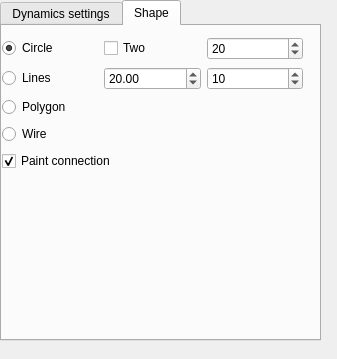
Before: the Qt Designer form krita/plugins/paintops/dynadraw/wdgdynaoptions.ui in KDE/krita, drawn with Qt 5.
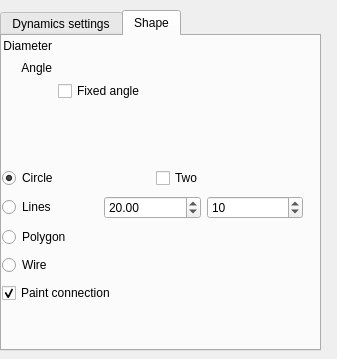
After: the same form once the commit is applied. The open tabs and pages were chosen to show the change. Custom widgets are drawn as their Qt base class.

The edit to the form file:
```diff
--- a/krita/plugins/paintops/dynadraw/wdgdynaoptions.ui
+++ b/krita/plugins/paintops/dynadraw/wdgdynaoptions.ui
@@ -26,7 +26,7 @@
    <property name="geometry">
     <rect>
      <x>0</x>
-     <y>0</y>
+     <y>10</y>
      <width>321</width>
      <height>341</height>
     </rect>
@@ -142,49 +142,6 @@
       </item>
      </layout>
     </widget>
-    <widget class="QWidget" name="">
-     <property name="geometry">
-      <rect>
-       <x>20</x>
-       <y>135</y>
-       <width>281</width>
-       <height>61</height>
-      </rect>
-     </property>
-     <layout class="QVBoxLayout" name="verticalLayout_2">
-      <item>
-       <layout class="QHBoxLayout" name="horizontalLayout_3" stretch="0,1">
-        <item>
-         <widget class="QLabel" name="label">
-          <property name="enabled">
-           <bool>true</bool>
-          </property>
-          <property name="text">
-           <string>Angle</string>
-          </property>
-          <property name="alignment">
-           <set>Qt::AlignRight|Qt::AlignTrailing|Qt::AlignVCenter</set>
-          </property>
-         </widget>
-        </item>
-        <item>
-         <widget class="KisDoubleSliderSpinBox" name="angleSlider" native="true">
-          <property name="enabled">
-           <bool>false</bool>
-          </property>
-         </widget>
-        </item>
-       </layout>
-      </item>
-      <item>
-       <widget class="QCheckBox" name="fixedAngleChBox">
-        <property name="text">
-         <string>Fixed angle</string>
-        </property>
-       </widget>
-      </item>
-     </layout>
-    </widget>
    </widget>
    <widget class="QWidget" name="tab_2">
     <attribute name="title">
@@ -194,7 +151,7 @@
      <property name="geometry">
       <rect>
        <x>0</x>
-       <y>10</y>
+       <y>130</y>
        <width>301</width>
        <height>141</height>
       </rect>
@@ -219,16 +176,6 @@
           </property>
          </widget>
         </item>
-        <item>
-         <widget class="QSpinBox" name="circleRadiusSPBox">
-          <property name="toolTip">
-           <string>Circle radius</string>
-          </property>
-          <property name="value">
-           <number>20</number>
-          </property>
-         </widget>
-        </item>
        </layout>
       </item>
       <item>
@@ -288,6 +235,71 @@
       </item>
      </layout>
     </widget>
+    <widget class="QWidget" name="">
+     <property name="geometry">
+      <rect>
+       <x>1</x>
+       <y>2</y>
+       <width>301</width>
+       <height>63</height>
+      </rect>
+     </property>
+     <layout class="QGridLayout" name="gridLayout_2" columnstretch="0,1">
+      <item row="0" column="0">
+       <widget class="QLabel" name="label_4">
+        <property name="text">
+         <string>Diameter</string>
+        </property>
+        <property name="alignment">
+         <set>Qt::AlignRight|Qt::AlignTrailing|Qt::AlignVCenter</set>
+        </property>
+       </widget>
+      </item>
+      <item row="0" column="1">
+       <widget class="KisDoubleSliderSpinBox" name="diameterDSSB" native="true"/>
+      </item>
+      <item row="1" column="0">
+       <widget class="QLabel" name="label">
+        <property name="enabled">
+         <bool>true</bool>
+        </property>
+        <property name="text">
+         <string>Angle</string>
+        </property>
+        <property name="alignment">
+         <set>Qt::AlignRight|Qt::AlignTrailing|Qt::AlignVCenter</set>
+        </property>
+       </widget>
+      </item>
+      <item row="1" column="1">
+       <widget class="KisDoubleSliderSpinBox" name="angleSlider" native="true">
+        <property name="enabled">
+         <bool>false</bool>
+        </property>
+       </widget>
+      </item>
+      <item row="2" column="1">
+       <widget class="QCheckBox" name="fixedAngleChBox">
+        <property name="text">
+         <string>Fixed angle</string>
+        </property>
+       </widget>
+      </item>
+      <item row="2" column="0">
+       <spacer name="horizontalSpacer">
+        <property name="orientation">
+         <enum>Qt::Horizontal</enum>
+        </property>
+        <property name="sizeHint" stdset="0">
+         <size>
+          <width>40</width>
+          <height>20</height>
+         </size>
+        </property>
+       </spacer>
+      </item>
+     </layout>
+    </widget>
    </widget>
   </widget>
  </widget>
```
Left out of the diff: 4 changed lines with no effect on the pictures.
